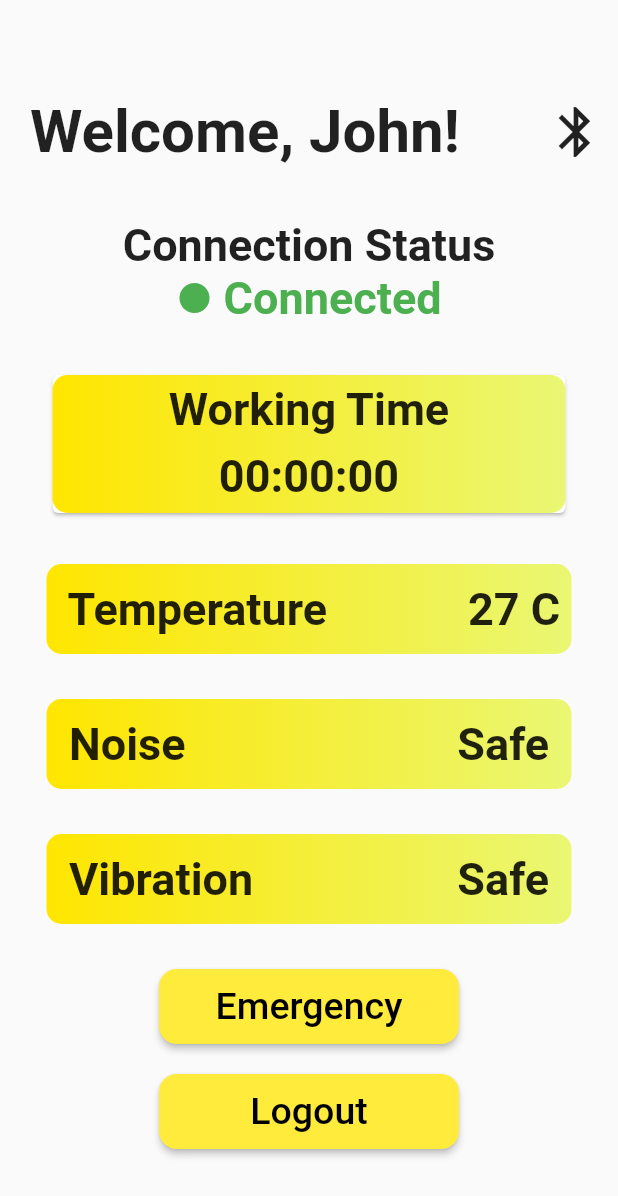
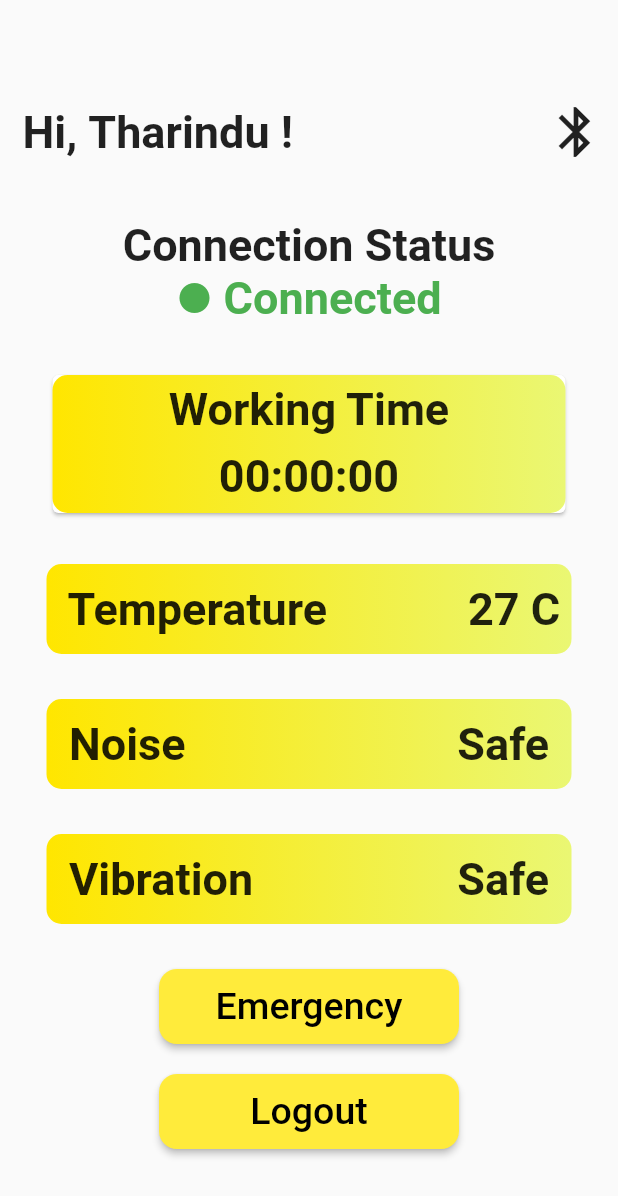
Before and after one commit to cepdnaclk/e18-3yp-smart-safety-helmet, a Flutter app: the SignIn screen opened directly, on a phone screen of 412 x 824 dp. Shown: the top 1196 px of the screen. Run offline on Flutter 3.47's test engine with Material 2 defaults, Android fonts, the phone set to English and light mode, and no system bars; our stand-ins replace cloud_firestore, firebase_auth, firebase_core; accounts and stored records are empty; network calls fail.

Commit message:
Passed name to the main UI

```diff
--- a/Mobile Application/smart_safety/lib/screens/main_screen.dart
+++ b/Mobile Application/smart_safety/lib/screens/main_screen.dart
@@ -5,11 +5,13 @@ import 'dart:math';
 import 'package:flutter/material.dart';
 import 'package:firebase_auth/firebase_auth.dart';
 import 'package:cloud_firestore/cloud_firestore.dart';
-// import 'package:geolocator/geolocator.dart';
+import 'package:smart_safety/main.dart';
 
 class MainScreen extends StatefulWidget {
+  // Variable to store username
+  final String username;
   // Constructor
-  const MainScreen({super.key});
+  const MainScreen({super.key, required this.username});
 
   @override
   State<StatefulWidget> createState() => _MainScrren();
@@ -20,7 +22,7 @@ class _MainScrren extends State<MainScreen> {
   var stopwatch = Stopwatch();
 
   // Variables to maintain the screen
-  String username = 'John';
+  // String username = widget.username;
 
   // Variables for maintain the bluetooth and connection status
   bool connectionStatus = true;
@@ -43,6 +45,12 @@ class _MainScrren extends State<MainScreen> {
   var longitude = '';
   var altitude = '';
 
+  // Function t dispose
+  @override
+  void dispose() {
+    super.dispose();
+  }
+
   // Buliding the UI of the main Screen
   @override
   Widget build(BuildContext context) {
@@ -59,10 +67,26 @@ class _MainScrren extends State<MainScreen> {
             Row(
               mainAxisAlignment: MainAxisAlignment.spaceBetween,
               children: [
-                // Welcome text of the app
-                const Text(
-                  "  Welcome, John!",
-                  style: TextStyle(fontSize: 40, fontWeight: FontWeight.bold),
+                Row(
+                  children: [
+                    const Text(
+                      "  Hi, ",
+                      style:
+                          TextStyle(fontSize: 30, fontWeight: FontWeight.bold),
+                    ),
+                    // Welcome text of the app
+                    Text(
+                      widget.username,
+                      style: const TextStyle(
+                          fontSize: 30, fontWeight: FontWeight.bold),
+                    ),
+
+                    const Text(
+                      " !",
+                      style:
+                          TextStyle(fontSize: 30, fontWeight: FontWeight.bold),
+                    )
+                  ],
                 ),
 
                 // Bluetooth button
@@ -341,24 +365,29 @@ class _MainScrren extends State<MainScreen> {
 
   // Function to update state of the stopwatch
   void calculateTime() {
-    if (stopwatch.isRunning) {
-      updateWorkingTime(); // Callback the updaing function
-    }
-
     setState(() {
       // Setting working time in state
       workingTime =
           '${stopwatch.elapsed.inHours.toString().padLeft(2, "0")}:${(stopwatch.elapsed.inMinutes % 60).toString().padLeft(2, "0")}:${(stopwatch.elapsed.inSeconds % 60).toString().padLeft(2, "0")}';
     });
+
+    if (stopwatch.isRunning) {
+      updateWorkingTime(); // Callback the updaing function
+    }
   }
 
   // Function to perform Logout
   void logout() {
     // Navigation to the next screen
-    // Navigator.pushReplacement(
-    //     context, MaterialPageRoute(builder: (context) => const Login()));
     // Calling firebase signout method
     FirebaseAuth.instance.signOut();
+    // Navigator.push(
+    //     context, MaterialPageRoute(builder: (context) => const Login()));
+
+    // Replace the page with Login page
+    Navigator.pushReplacement(
+        context, MaterialPageRoute(builder: (context) => const Login()));
+    // dispose();
   }
 
   // Callback function to update state in every 5 second
@@ -398,10 +427,12 @@ class _MainScrren extends State<MainScreen> {
     }
 
     createData(
+        username: widget.username,
         connectionStatus: conState,
         bluetoothStatus: btState,
         noiseStatus: noiseStatus,
         vibrationStatus: vibrationStatus,
+        workingTime: workingTime,
         temparature: temperature.toString());
 
     //Update State
@@ -453,7 +484,7 @@ class _MainScrren extends State<MainScreen> {
                   emergencyPressed = false; // Set State to emergency pressed
                 });
                 sendNotification(
-                    name: username); // Send noptification with username
+                    name: widget.username); // Send noptification with username
                 Navigator.of(context).pop();
               },
             ),
@@ -470,7 +501,7 @@ class _MainScrren extends State<MainScreen> {
         FirebaseFirestore.instance.collection('safety-notification').doc();
 
     // Create notification object
-    final notification = Notification(name: username);
+    final notification = Notification(name: widget.username);
 
     // Convert into the JSOn format
     final json = notification.toJSON();
@@ -481,22 +512,26 @@ class _MainScrren extends State<MainScreen> {
 
   // Function to send data to the database
   Future createData(
-      {required String connectionStatus,
+      {required String username,
+      required String connectionStatus,
       required String bluetoothStatus,
       required String noiseStatus,
       required String vibrationStatus,
-      required String temparature}) async {
+      required String temparature,
+      required String workingTime}) async {
     // Referenec to the collection (AppData)
     final userDoc = FirebaseFirestore.instance.collection('appdata').doc();
 
     // Create data object
     final data = UserData(
         id: userDoc.id,
+        username: username,
         connectionStatus: connectionStatus,
         bluetoothStatus: bluetoothStatus,
         noiseStatus: noiseStatus,
         vibrationStatus: vibrationStatus,
         temparature: temparature,
+        workingTime: workingTime,
         longitude: longitude,
         altitude: altitude);
 
@@ -506,36 +541,18 @@ class _MainScrren extends State<MainScreen> {
     // Send data to the Cloud Firestore
     await userDoc.set(jsondata);
   }
-
-//   // Get name from firebase cloud firestore
-//   Stream<List<User>> readUser() => FirebaseFirestore.instance
-//       .collection('users')
-//       .snapshots()
-//       .map((snapshot) =>
-//           snapshot.docs.map((doc) => User.fromJSON(doc.data())).toList());
 }
-
-// // Model for getting user
-// class User {
-//   // Variable for storing name and id of the user
-//   String id;
-//   final String name;
-
-//   // Constructor for storing Id and name of the user
-//   User({this.id = '', required this.name});
-
-//   static User fromJSON(Map<String, dynamic> json) =>
-//       User(name: json['name'], id: json['id']);
-// }
 
 // Model for Sending user Data to server
 class UserData {
   final String id;
+  final String username;
   final String connectionStatus;
   final String bluetoothStatus;
   final String noiseStatus;
   final String vibrationStatus;
   final String temparature;
+  final String workingTime;
   final String longitude;
   final String altitude;
   final DateTime date = DateTime.now();
@@ -543,22 +560,26 @@ class UserData {
   // Constructor to the model
   UserData(
       {required this.id,
+      required this.username,
       required this.connectionStatus,
       required this.bluetoothStatus,
       required this.noiseStatus,
       required this.vibrationStatus,
       required this.temparature,
+      required this.workingTime,
       required this.longitude,
       required this.altitude});
 
   // Method to create JSON object
   Map<String, dynamic> toJSON() => {
         'id': id,
+        'name': username,
         'connectionStatus': connectionStatus,
         'bluetoothStatus': bluetoothStatus,
         'noiseStatus': noiseStatus,
         'vibrationStatus': vibrationStatus,
         'temparature': temparature,
+        'working-time': workingTime,
         'date': date,
         'longitude': longitude,
         'altitude': altitude
```
Also changed, not shown: Mobile Application/smart_safety/lib/firebase/database.dart (added, +22 -0 lines), Mobile Application/smart_safety/lib/main.dart (+34 -18 lines).
